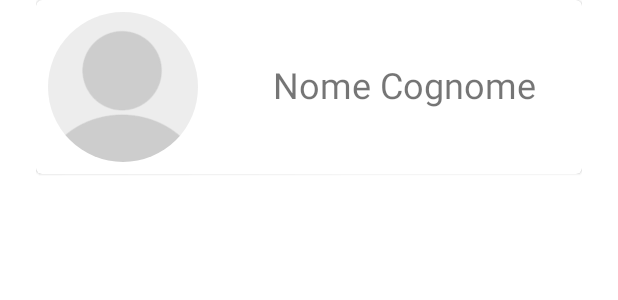
After one commit to Fransiscu/myTherapy, an Android app: the layout material_card.xml on its own in the app's theme, with its tools: preview values and no code run, on a phone screen of 412 x 824 dp. The commit adds this screen. Shown: the top 300 px of the screen. Run offline under Robolectric (Android 15) with nearby library versions, the phone set to English and light mode, and no system bars.

Commit message:
Preparazione per Recycleview

```diff
--- a/app/build.gradle
+++ b/app/build.gradle
@@ -30,6 +30,4 @@ dependencies {
     implementation 'de.hdodenhof:circleimageview:3.0.2'
     implementation 'androidx.cardview:cardview:1.0.0'
     implementation 'androidx.recyclerview:recyclerview:1.1.0'
-    implementation 'androidx.cardview:cardview:1.0.0'
-    implementation 'androidx.recyclerview:recyclerview:1.1.0'
 }
--- a/app/src/main/res/layout/activity_home_supervisore.xml
+++ b/app/src/main/res/layout/activity_home_supervisore.xml
@@ -36,6 +36,11 @@
                 android:layout_height="40sp" />
 
             <!-- Start material card -->
+
+            <android.support.v7.widget.RecyclerView
+                android:id="@+id/material_card"
+                android:layout_width="match_parent"
+                android:layout_height="match_parent" />
 
 
             <!-- End material card -->
--- /dev/null
+++ b/app/src/main/res/layout/material_card.xml
@@ -0,0 +1,45 @@
+<?xml version="1.0" encoding="utf-8"?>
+<LinearLayout xmlns:android="http://schemas.android.com/apk/res/android"
+    android:layout_width="match_parent"
+    android:layout_height="match_parent"
+    android:layout_marginStart="24sp"
+    android:layout_marginEnd="24sp">
+
+    <com.google.android.material.card.MaterialCardView
+        android:id="@+id/cards_id"
+        style="@style/AppCompatCardsStyle"
+        android:layout_width="match_parent"
+        android:layout_height="wrap_content"
+        android:checkable="true"
+        android:clickable="true"
+        android:focusable="true"
+        android:minHeight="101sp">
+
+        <androidx.appcompat.widget.LinearLayoutCompat
+            android:layout_width="wrap_content"
+            android:layout_height="match_parent">
+
+            <de.hdodenhof.circleimageview.CircleImageView
+                android:layout_width="100sp"
+                android:layout_height="100sp"
+                android:layout_marginStart="8sp"
+                android:layout_marginTop="8sp"
+                android:layout_marginEnd="20sp"
+                android:layout_marginBottom="8sp"
+                android:src="@drawable/avatardefault" />
+
+            <TextView
+                android:id="@+id/text_view_id"
+                android:layout_width="wrap_content"
+                android:layout_height="wrap_content"
+                android:layout_marginStart="30sp"
+                android:layout_marginTop="40sp"
+                android:layout_marginEnd="20sp"
+                android:text="@string/esempio_nome"
+                android:textSize="24sp" />
+
+        </androidx.appcompat.widget.LinearLayoutCompat>
+
+    </com.google.android.material.card.MaterialCardView>
+
+</LinearLayout>
```
Also changed, not shown: app/src/main/java/com/ium/mytherapy/controller/SupervisorHomeActivity.java (+7 -38 lines).
